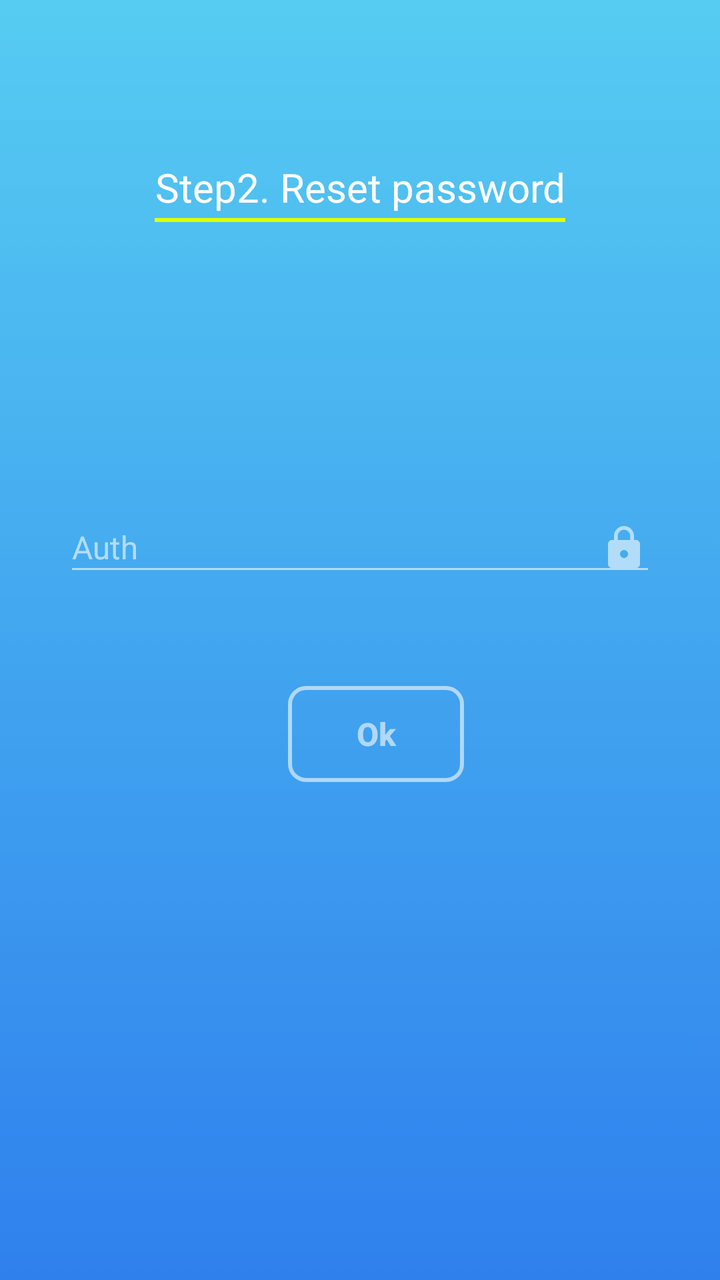
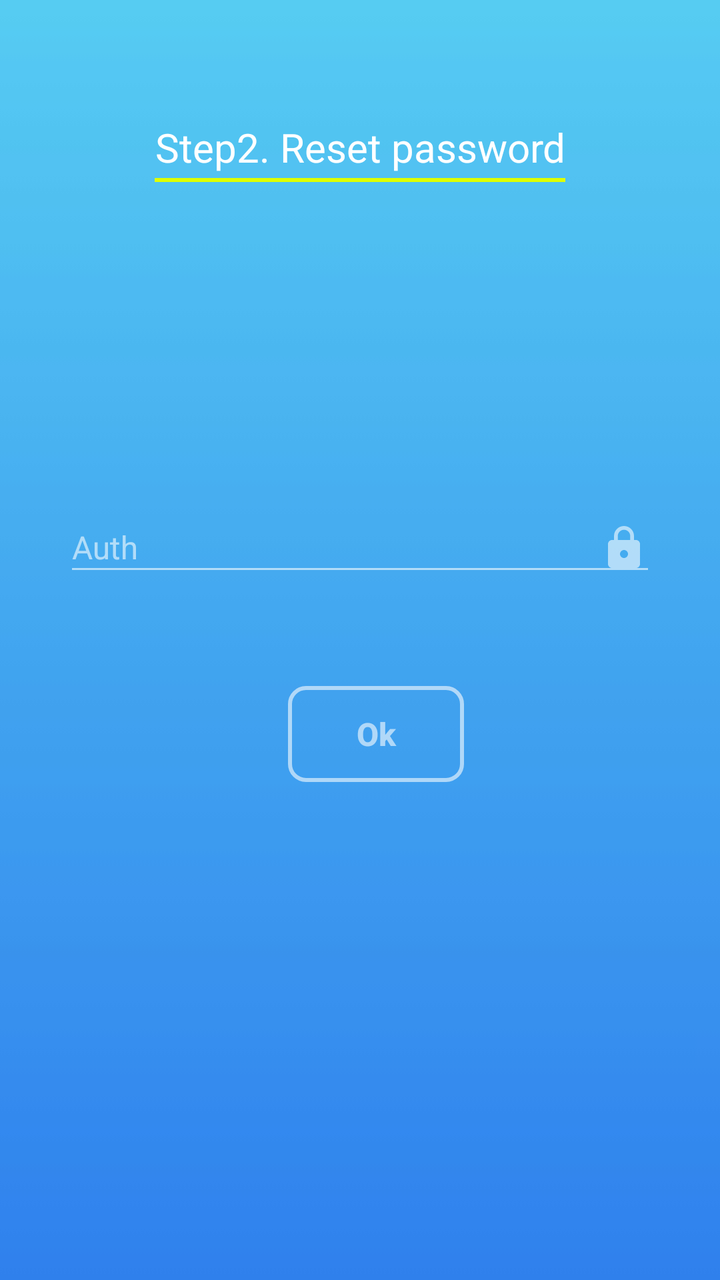

An Android layout rendered at two revisions. The XML below is the earlier revision; the diff shows what the commit changed to produce the second picture.
<!-- AndroidManifest.xml: application theme AppTheme -->
<!-- res/layout/activity_forgot_pw_authentication.xml -->
<?xml version="1.0" encoding="utf-8"?>
<RelativeLayout xmlns:android="http://schemas.android.com/apk/res/android"
    xmlns:app="http://schemas.android.com/apk/res-auto"
    xmlns:tools="http://schemas.android.com/tools"
    android:layout_width="match_parent"
    android:layout_height="match_parent"
    android:id="@+id/rlRoot"
    android:background="@drawable/blue_skies">

        <LinearLayout
            android:id="@+id/linearLayout"
            android:layout_width="wrap_content"
            android:layout_height="wrap_content"
            android:layout_alignParentTop="true"
            android:layout_centerHorizontal="true"
            android:layout_marginTop="80dp"
            android:orientation="horizontal">

            <LinearLayout
                android:layout_width="wrap_content"
                android:layout_height="wrap_content"
                android:orientation="vertical">

                <TextView
                    android:id="@+id/textView"
                    android:layout_width="wrap_content"
                    android:layout_height="wrap_content"
                    android:textAlignment="center"
                    android:text="@string/textInputAuth"
                    android:textColor="#ffffff"
                    android:textSize="20sp" />

                <View
                    android:layout_width="match_parent"
                    android:layout_height="2dp"
                    android:layout_marginTop="2dp"
                    android:background="#deff00" />

            </LinearLayout>


        </LinearLayout>


        <LinearLayout
            android:layout_width="match_parent"
            android:layout_height="wrap_content"
            android:layout_centerVertical="true"
            android:layout_centerHorizontal="true"
            android:layout_marginBottom="32dp"
            android:orientation="vertical"
            android:paddingLeft="32dp"
            android:paddingRight="32dp">


            <com.google.android.material.textfield.TextInputLayout
                android:layout_width="match_parent"
                android:layout_height="wrap_content"
                android:textColorHint="#96ffffff"
                android:theme="@style/EditScreenTextInputLayoutStyle">

                <com.google.android.material.textfield.TextInputEditText
                    android:layout_width="match_parent"
                    android:layout_height="match_parent"
                    android:drawablePadding="16dp"
                    android:drawableRight="@drawable/ic_lock_white_24dp"
                    android:hint="@string/textAuth"
                    android:id="@+id/etAuth"
                    android:inputType="textEmailAddress"
                    android:maxLines="1"
                    android:textColor="@android:color/white"
                    android:textSize="16sp" />
            </com.google.android.material.textfield.TextInputLayout>

            <LinearLayout
                android:layout_width="match_parent"
                android:layout_height="wrap_content"
                android:layout_marginTop="50dp"
                android:layout_marginBottom="8dp"
                android:gravity="center"
                android:orientation="horizontal">



                <Button
                    android:layout_width="wrap_content"
                    android:layout_height="wrap_content"
                    android:layout_marginLeft="16dp"
                    android:background="@drawable/buttonshapewhitebg"
                    android:text="@string/textOk"
                    android:id="@+id/btnOk"
                    android:textAllCaps="false"
                    android:textColor="#96ffffff"
                    android:textSize="16dp"
                    android:textStyle="bold" />


            </LinearLayout>

        </LinearLayout>


    </RelativeLayout>
<!-- resources referenced by this layout -->
<resources>
  <!-- drawable blue_skies: jpg bitmap (drawable, 1647 bytes) -->
  <!-- drawable buttonshapewhitebg (drawable) -->
  <?xml version="1.0" encoding="utf-8"?>
  <selector xmlns:android="http://schemas.android.com/apk/res/android">
      <item>
          <shape android:shape="rectangle">
              <corners android:radius="8dp" />
              <solid android:color="@android:color/transparent"/>
              <stroke android:color="#96ffffff"
                  android:width="2dp"/>
          </shape>
      </item>
  </selector>
  <!-- drawable ic_lock_white_24dp (drawable) -->
  <vector xmlns:android="http://schemas.android.com/apk/res/android"
          android:width="24dp"
          android:height="24dp"
          android:viewportWidth="24.0"
          android:viewportHeight="24.0">
      <path
          android:fillColor="#96ffffff"
          android:pathData="M18,8h-1L17,6c0,-2.76 -2.24,-5 -5,-5S7,3.24 7,6v2L6,8c-1.1,0 -2,0.9 -2,2v10c0,1.1 0.9,2 2,2h12c1.1,0 2,-0.9 2,-2L20,10c0,-1.1 -0.9,-2 -2,-2zM12,17c-1.1,0 -2,-0.9 -2,-2s0.9,-2 2,-2 2,0.9 2,2 -0.9,2 -2,2zM15.1,8L8.9,8L8.9,6c0,-1.71 1.39,-3.1 3.1,-3.1 1.71,0 3.1,1.39 3.1,3.1v2z"/>
  </vector>
  <string name="textAuth">Auth</string>
  <string name="textInputAuth">Step2. Reset password</string>
  <string name="textOk">Ok</string>
  <style name="EditScreenTextInputLayoutStyle" parent="Theme.AppCompat.Light.DarkActionBar">
          <item name="colorControlNormal">@color/textInputLayout</item>
          <item name="colorControlActivated">@color/textInputLayout</item>
          <item name="colorControlHighlight">@color/textInputLayout</item>
          <item name="colorAccent">@color/textInputLayout</item>
          <item name="android:textColorHint">@color/textInputLayout</item>
      </style>
  <style name="AppTheme" parent="Theme.AppCompat.Light.DarkActionBar">
          
          <item name="colorPrimary">@color/blueSkiestop</item>
          <item name="colorPrimaryDark">@color/blueSkiestop</item>
          <item name="colorAccent">@color/black</item>
      </style>
  <color name="textInputLayout">#96ffffff</color>
  <color name="blueSkiestop">#56CBF2</color>
  <color name="black">#000</color>
</resources>

<!-- the commit's change to res/layout/activity_forgot_pw_authentication.xml (unified diff, before → after) -->
@@ -11,9 +11,9 @@
             android:id="@+id/linearLayout"
             android:layout_width="wrap_content"
             android:layout_height="wrap_content"
-            android:layout_alignParentTop="true"
             android:layout_centerHorizontal="true"
-            android:layout_marginTop="80dp"
+            android:layout_marginBottom="150dp"
+            android:layout_above="@+id/llCenter"
             android:orientation="horizontal">
 
             <LinearLayout
@@ -42,62 +42,61 @@
         </LinearLayout>
 
 
+    <LinearLayout
+        android:layout_width="match_parent"
+        android:layout_height="wrap_content"
+        android:layout_centerInParent="true"
+        android:layout_marginBottom="32dp"
+        android:orientation="vertical"
+        android:id="@+id/llCenter"
+        android:paddingLeft="32dp"
+        android:paddingRight="32dp">
+
+
+        <com.google.android.material.textfield.TextInputLayout
+            android:layout_width="match_parent"
+            android:layout_height="wrap_content"
+            android:textColorHint="#96ffffff"
+            android:theme="@style/EditScreenTextInputLayoutStyle">
+
+            <com.google.android.material.textfield.TextInputEditText
+                android:id="@+id/etAuth"
+                android:layout_width="match_parent"
+                android:layout_height="match_parent"
+                android:drawableRight="@drawable/ic_lock_white_24dp"
+                android:drawablePadding="16dp"
+                android:hint="@string/textAuth"
+                android:inputType="textEmailAddress"
+                android:maxLines="1"
+                android:textColor="@android:color/white"
+                android:textSize="16sp" />
+        </com.google.android.material.textfield.TextInputLayout>
+
         <LinearLayout
             android:layout_width="match_parent"
             android:layout_height="wrap_content"
-            android:layout_centerVertical="true"
-            android:layout_centerHorizontal="true"
-            android:layout_marginBottom="32dp"
-            android:orientation="vertical"
-            android:paddingLeft="32dp"
-            android:paddingRight="32dp">
+            android:layout_marginTop="50dp"
+            android:layout_marginBottom="8dp"
+            android:gravity="center"
+            android:orientation="horizontal">
 
 
-            <com.google.android.material.textfield.TextInputLayout
-                android:layout_width="match_parent"
+            <Button
+                android:id="@+id/btnOk"
+                android:layout_width="wrap_content"
                 android:layout_height="wrap_content"
-                android:textColorHint="#96ffffff"
-                android:theme="@style/EditScreenTextInputLayoutStyle">
+                android:layout_marginLeft="16dp"
+                android:background="@drawable/buttonshapewhitebg"
+                android:text="@string/textOk"
+                android:textAllCaps="false"
+                android:textColor="#96ffffff"
+                android:textSize="16dp"
+                android:textStyle="bold" />
 
-                <com.google.android.material.textfield.TextInputEditText
-                    android:layout_width="match_parent"
-                    android:layout_height="match_parent"
-                    android:drawablePadding="16dp"
-                    android:drawableRight="@drawable/ic_lock_white_24dp"
-                    android:hint="@string/textAuth"
-                    android:id="@+id/etAuth"
-                    android:inputType="textEmailAddress"
-                    android:maxLines="1"
-                    android:textColor="@android:color/white"
-                    android:textSize="16sp" />
-            </com.google.android.material.textfield.TextInputLayout>
-
-            <LinearLayout
-                android:layout_width="match_parent"
-                android:layout_height="wrap_content"
-                android:layout_marginTop="50dp"
-                android:layout_marginBottom="8dp"
-                android:gravity="center"
-                android:orientation="horizontal">
-
-
-
-                <Button
-                    android:layout_width="wrap_content"
-                    android:layout_height="wrap_content"
-                    android:layout_marginLeft="16dp"
-                    android:background="@drawable/buttonshapewhitebg"
-                    android:text="@string/textOk"
-                    android:id="@+id/btnOk"
-                    android:textAllCaps="false"
-                    android:textColor="#96ffffff"
-                    android:textSize="16dp"
-                    android:textStyle="bold" />
-
-
-            </LinearLayout>
 
         </LinearLayout>
 
+    </LinearLayout>
+
 
     </RelativeLayout>
